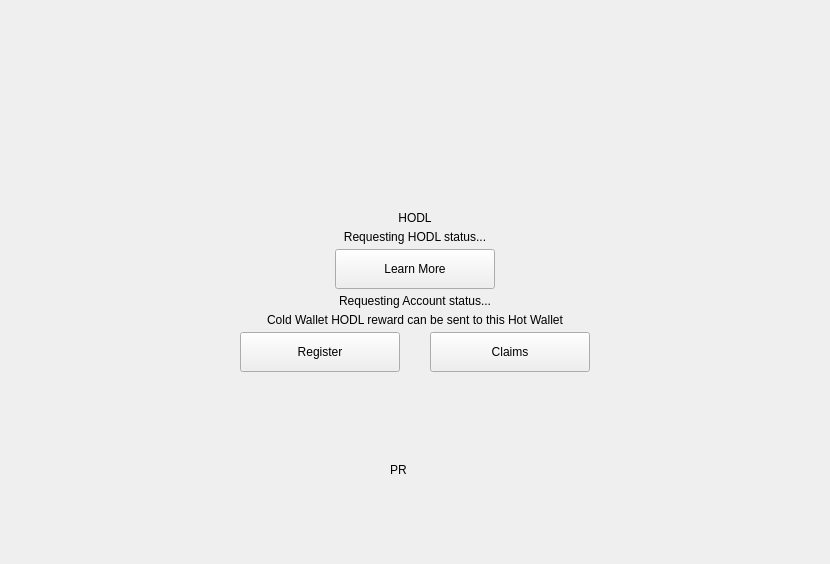
Qt form windows/h_hodl.ui (0xkobe/mwc-wallet) before a commit.
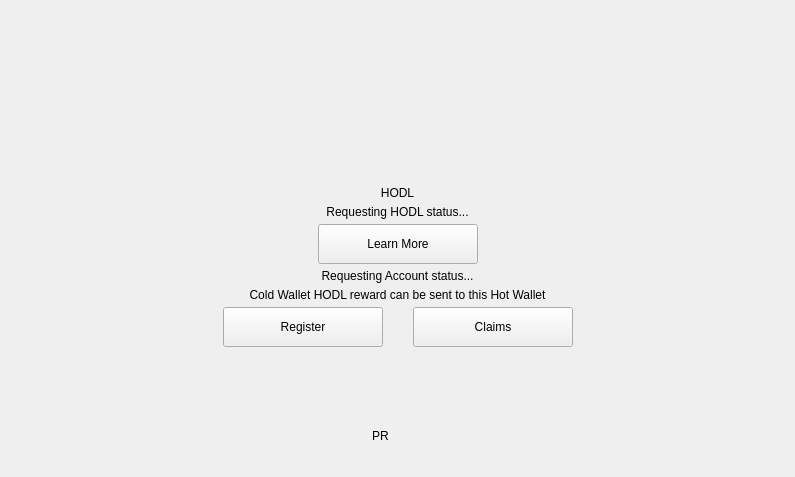
The same form after that commit. Icons and pictures are not drawn. Custom widgets are drawn as their Qt base class.

Diff of the .ui file:
```diff
--- a/windows/h_hodl.ui
+++ b/windows/h_hodl.ui
@@ -6,28 +6,28 @@
    <rect>
     <x>0</x>
     <y>0</y>
-    <width>830</width>
-    <height>564</height>
+    <width>795</width>
+    <height>477</height>
    </rect>
   </property>
   <property name="windowTitle">
    <string>Form</string>
   </property>
-  <layout class="QHBoxLayout" name="horizontalLayout_5" stretch="1,5,1">
+  <layout class="QHBoxLayout" name="horizontalLayout_5" stretch="1,12,1">
    <property name="spacing">
     <number>0</number>
    </property>
    <property name="leftMargin">
-    <number>3</number>
+    <number>0</number>
    </property>
    <property name="topMargin">
-    <number>3</number>
+    <number>0</number>
    </property>
    <property name="rightMargin">
-    <number>3</number>
+    <number>0</number>
    </property>
    <property name="bottomMargin">
-    <number>3</number>
+    <number>5</number>
    </property>
    <item>
     <spacer name="horizontalSpacer">
@@ -43,7 +43,7 @@
     </spacer>
    </item>
    <item>
-    <layout class="QVBoxLayout" name="verticalLayout" stretch="2,0,0,0,0,0,0,0,3">
+    <layout class="QVBoxLayout" name="verticalLayout" stretch="4,0,0,0,0,0,0,0,1,0,3">
      <property name="spacing">
       <number>5</number>
      </property>
@@ -208,7 +208,7 @@
         <bool>true</bool>
        </property>
        <property name="margin">
-        <number>13</number>
+        <number>8</number>
        </property>
       </widget>
      </item>
@@ -302,6 +302,32 @@
        </item>
       </layout>
      </item>
+     <item>
+      <spacer name="verticalSpacer_2">
+       <property name="orientation">
+        <enum>Qt::Vertical</enum>
+       </property>
+       <property name="sizeHint" stdset="0">
+        <size>
+         <width>20</width>
+         <height>40</height>
+        </size>
+       </property>
+      </spacer>
+     </item>
+     <item>
+      <widget class="control::MwcLabelNormal" name="finalizeWaitingText">
+       <property name="text">
+        <string/>
+       </property>
+       <property name="alignment">
+        <set>Qt::AlignCenter</set>
+       </property>
+       <property name="wordWrap">
+        <bool>true</bool>
+       </property>
+      </widget>
+     </item>
      <item>
       <widget class="QFrame" name="progressFrame">
        <property name="frameShape">
```
